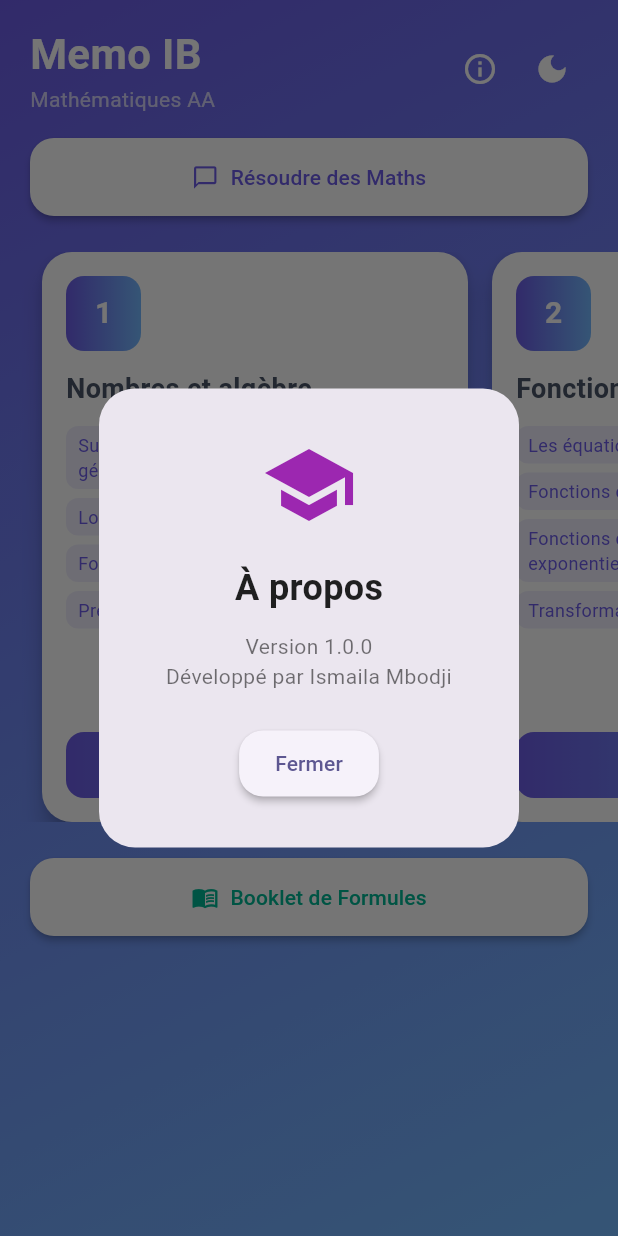
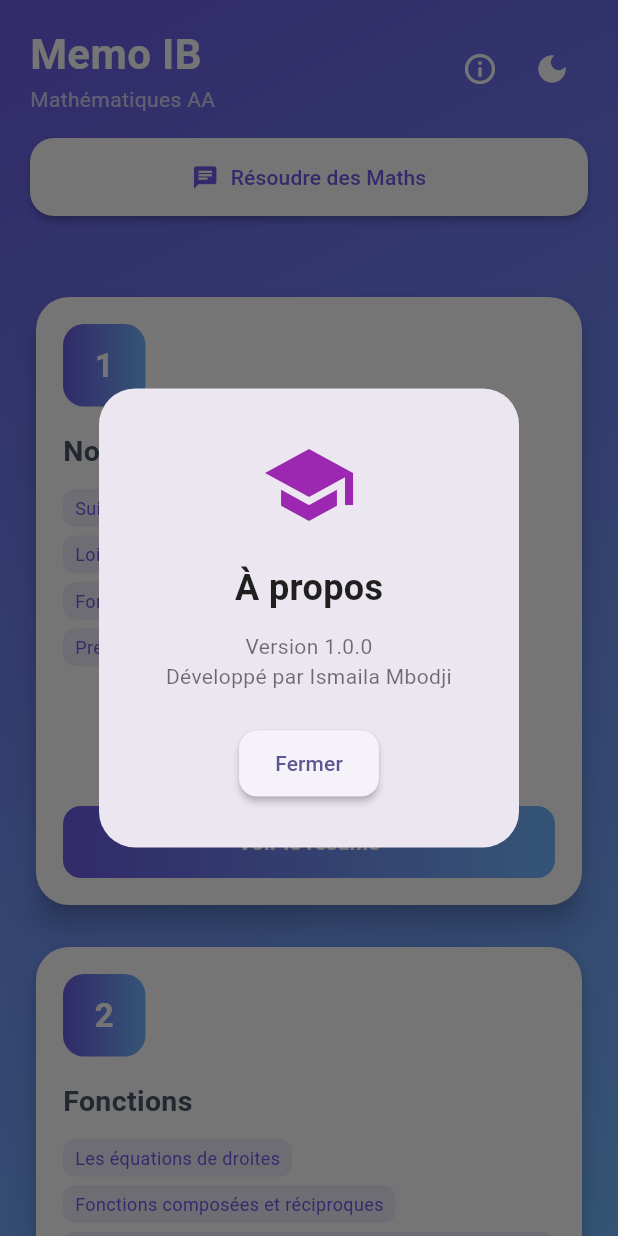
Before and after one commit to imbodj/memo-IB, a Flutter app: the screen it shows after launch, after a tap on the "info outline" icon, on a phone screen of 412 x 824 dp. Run offline on Flutter 3.47's test engine with Material 3 defaults, Android fonts, the light colour scheme and no system bars; our stand-ins replace math_expressions, shared_preferences; missing offline and left inert: flutter_math_fork.

Commit message:
bulles reduit

```diff
--- a/lib/screens/home_screen.dart
+++ b/lib/screens/home_screen.dart
@@ -2,6 +2,7 @@ import 'dart:ui';
 
 import 'package:flutter/material.dart';
 import 'package:provider/provider.dart';
+
 import '../providers/theme_provider.dart';
 import '../data/themes_data.dart';
 import 'chat_screen.dart';
@@ -17,34 +18,16 @@ class HomeScreen extends StatefulWidget {
 
 class _HomeScreenState extends State<HomeScreen> with TickerProviderStateMixin {
   late AnimationController _animationController;
-  late Animation<double> _fadeAnimation;
-  late Animation<Offset> _slideAnimation;
 
   final themes = mathThemes;
 
   @override
   void initState() {
     super.initState();
+
     _animationController = AnimationController(
-      duration: const Duration(milliseconds: 1500),
+      duration: const Duration(milliseconds: 1200),
       vsync: this,
-    );
-
-    _fadeAnimation = Tween<double>(begin: 0, end: 1).animate(
-      CurvedAnimation(
-        parent: _animationController,
-        curve: Curves.easeInOut,
-      ),
-    );
-
-    _slideAnimation = Tween<Offset>(
-      begin: const Offset(0, 0.3),
-      end: Offset.zero,
-    ).animate(
-      CurvedAnimation(
-        parent: _animationController,
-        curve: Curves.easeOutBack,
-      ),
     );
 
     _animationController.forward();
@@ -90,10 +73,6 @@ class _HomeScreenState extends State<HomeScreen> with TickerProviderStateMixin {
                 const SizedBox(height: 24),
                 ElevatedButton(
                   onPressed: () => Navigator.pop(context),
-                  style: ElevatedButton.styleFrom(
-                    shape: RoundedRectangleBorder(
-                        borderRadius: BorderRadius.circular(16)),
-                  ),
                   child: const Text('Fermer'),
                 ),
               ],
@@ -108,6 +87,23 @@ class _HomeScreenState extends State<HomeScreen> with TickerProviderStateMixin {
   Widget build(BuildContext context) {
     final themeProvider = Provider.of<ThemeProvider>(context);
     final isDark = Theme.of(context).brightness == Brightness.dark;
+
+    // ------------------------------
+    // RESPONSIVE GRID
+    // ------------------------------
+    final width = MediaQuery.of(context).size.width;
+
+    int crossAxisCount = 1;
+
+    if (width > 1400) {
+      crossAxisCount = 5;
+    } else if (width > 1100) {
+      crossAxisCount = 4;
+    } else if (width > 800) {
+      crossAxisCount = 3;
+    } else if (width > 600) {
+      crossAxisCount = 2;
+    }
 
     return Scaffold(
       body: Container(
@@ -127,16 +123,24 @@ class _HomeScreenState extends State<HomeScreen> with TickerProviderStateMixin {
           ),
         ),
         child: SafeArea(
+          child: SingleChildScrollView(
+            child: Center(
+              child: ConstrainedBox(
+                constraints: const BoxConstraints(
+                  maxWidth: 1400, // largeur max site web
+                ),
                 child: Column(
                   children: [
-              // Header
+                    //----------------------------------
+                    // HEADER
+                    //----------------------------------
                     Padding(
-                padding:
-                    const EdgeInsets.symmetric(horizontal: 20.0, vertical: 16),
+                      padding: const EdgeInsets.symmetric(
+                          horizontal: 20, vertical: 16),
                       child: Row(
                         mainAxisAlignment: MainAxisAlignment.spaceBetween,
                         children: [
-                    Column(
+                          const Column(
                             crossAxisAlignment: CrossAxisAlignment.start,
                             children: [
                               Text(
@@ -159,7 +163,8 @@ class _HomeScreenState extends State<HomeScreen> with TickerProviderStateMixin {
                           Row(
                             children: [
                               IconButton(
-                          onPressed: () => _showAboutDialog(context, isDark),
+                                onPressed: () =>
+                                    _showAboutDialog(context, isDark),
                                 icon: const Icon(Icons.info_outline,
                                     color: Colors.white),
                               ),
@@ -176,69 +181,80 @@ class _HomeScreenState extends State<HomeScreen> with TickerProviderStateMixin {
                       ),
                     ),
 
-              // Bouton Chat
+                    //----------------------------------
+                    // BOUTON CHAT
+                    //----------------------------------
                     Padding(
-                padding: const EdgeInsets.symmetric(horizontal: 20.0),
+                      padding: const EdgeInsets.symmetric(horizontal: 20),
                       child: SizedBox(
                         width: double.infinity,
                         child: ElevatedButton.icon(
                           onPressed: () => Navigator.push(
                             context,
                             MaterialPageRoute(
-                        builder: (context) => const ChatScreen(),
+                              builder: (_) => const ChatScreen(),
                             ),
                           ),
-                    icon: const Icon(Icons.chat_bubble_outline),
+                          icon: const Icon(Icons.chat),
                           label: const Text('Résoudre des Maths'),
                           style: ElevatedButton.styleFrom(
                             backgroundColor: Colors.white,
                             foregroundColor: const Color(0xFF6C5CE7),
                             padding: const EdgeInsets.symmetric(vertical: 16),
                             shape: RoundedRectangleBorder(
-                          borderRadius: BorderRadius.circular(16)),
+                              borderRadius: BorderRadius.circular(16),
+                            ),
                           ),
                         ),
                       ),
                     ),
 
-              const SizedBox(height: 24),
+                    const SizedBox(height: 30),
 
-              // 🔥 Scroll horizontal fonctionnel sur PC et mobile
-              SizedBox(
-                height: 380,
-                child: ScrollConfiguration(
-                  behavior: MyCustomScrollBehavior(), // 👈 ici
-                  child: ListView.builder(
-                    scrollDirection: Axis.horizontal,
-                    padding: const EdgeInsets.symmetric(horizontal: 20),
+                    //----------------------------------
+                    // GRID THEMES (RESPONSIVE)
+                    //----------------------------------
+                    Padding(
+                      padding: const EdgeInsets.all(20),
+                      child: GridView.builder(
+                        shrinkWrap: true,
+                        physics: const NeverScrollableScrollPhysics(),
                         itemCount: themes.length,
+                        gridDelegate: SliverGridDelegateWithFixedCrossAxisCount(
+                          crossAxisCount: crossAxisCount,
+                          crossAxisSpacing: 20,
+                          mainAxisSpacing: 20,
+                          childAspectRatio: 0.9,
+                        ),
                         itemBuilder: (context, index) {
                           final theme = themes[index];
-                      return SizedBox(
-                        width: 300,
-                        child: GestureDetector(
+
+                          return GestureDetector(
                             onTap: () => Navigator.push(
                               context,
                               MaterialPageRoute(
-                              builder: (context) =>
+                                builder: (_) =>
                                     ThemeDetailScreen(themeData: theme),
                               ),
                             ),
                             child: Card(
+                              elevation: 8,
                               shape: RoundedRectangleBorder(
-                                borderRadius: BorderRadius.circular(20)),
-                            elevation: 6,
-                            margin: const EdgeInsets.symmetric(horizontal: 8),
+                                borderRadius: BorderRadius.circular(22),
+                              ),
                               child: Padding(
-                              padding: const EdgeInsets.all(16.0),
+                                padding: const EdgeInsets.all(18),
                                 child: Column(
                                   crossAxisAlignment: CrossAxisAlignment.start,
                                   children: [
+                                    //----------------------------------
+                                    // NUMBER ICON
+                                    //----------------------------------
                                     Container(
-                                    width: 50,
-                                    height: 50,
+                                      width: 55,
+                                      height: 55,
                                       decoration: BoxDecoration(
-                                      borderRadius: BorderRadius.circular(12),
+                                        borderRadius: BorderRadius.circular(14),
                                         gradient: const LinearGradient(
                                           colors: [
                                             Color(0xFF6C5CE7),
@@ -251,21 +267,31 @@ class _HomeScreenState extends State<HomeScreen> with TickerProviderStateMixin {
                                           '${index + 1}',
                                           style: const TextStyle(
                                             color: Colors.white,
-                                          fontSize: 20,
+                                            fontSize: 22,
                                             fontWeight: FontWeight.bold,
                                           ),
                                         ),
                                       ),
                                     ),
-                                  const SizedBox(height: 12),
+
+                                    const SizedBox(height: 16),
+
+                                    //----------------------------------
+                                    // TITLE
+                                    //----------------------------------
                                     Text(
                                       theme.title,
                                       style: const TextStyle(
-                                      fontSize: 18,
+                                        fontSize: 19,
                                         fontWeight: FontWeight.bold,
                                       ),
                                     ),
+
                                     const SizedBox(height: 12),
+
+                                    //----------------------------------
+                                    // TOPICS
+                                    //----------------------------------
                                     Expanded(
                                       child: Wrap(
                                         spacing: 6,
@@ -287,37 +313,43 @@ class _HomeScreenState extends State<HomeScreen> with TickerProviderStateMixin {
                                                   topic,
                                                   style: const TextStyle(
                                                     fontSize: 12,
-                                                    color: Color(0xFF6C5CE7)),
+                                                    color: Color(0xFF6C5CE7),
+                                                  ),
                                                 ),
                                               ),
                                             )
                                             .toList(),
                                       ),
                                     ),
-                                  const SizedBox(height: 8),
+
+                                    const SizedBox(height: 12),
+
+                                    //----------------------------------
+                                    // BUTTON
+                                    //----------------------------------
                                     Container(
                                       width: double.infinity,
                                       padding: const EdgeInsets.symmetric(
-                                        vertical: 12),
+                                          vertical: 14),
                                       decoration: BoxDecoration(
+                                        borderRadius: BorderRadius.circular(12),
                                         gradient: const LinearGradient(
                                           colors: [
                                             Color(0xFF6C5CE7),
                                             Color(0xFF74B9FF),
                                           ],
                                         ),
-                                      borderRadius: BorderRadius.circular(12),
                                       ),
                                       child: const Text(
-                                      'Voir le Résumé',
+                                        "Voir le résumé",
                                         textAlign: TextAlign.center,
                                         style: TextStyle(
                                           color: Colors.white,
-                                          fontWeight: FontWeight.w600),
+                                          fontWeight: FontWeight.w600,
+                                        ),
                                       ),
                                     ),
                                   ],
-                              ),
                                 ),
                               ),
                             ),
@@ -325,49 +357,43 @@ class _HomeScreenState extends State<HomeScreen> with TickerProviderStateMixin {
                         },
                       ),
                     ),
-              ),
 
-              const SizedBox(height: 24),
-
-              // Bouton Booklet
+                    //----------------------------------
+                    // BOOKLET BUTTON
+                    //----------------------------------
                     Padding(
-                padding: const EdgeInsets.symmetric(horizontal: 20.0),
+                      padding: const EdgeInsets.symmetric(horizontal: 20),
                       child: SizedBox(
                         width: double.infinity,
                         child: ElevatedButton.icon(
                           onPressed: () => Navigator.push(
                             context,
                             MaterialPageRoute(
-                          builder: (context) => const BookletScreen()),
+                              builder: (_) => const BookletScreen(),
+                            ),
                           ),
                           icon: const Icon(Icons.menu_book),
-                    label: const Text('Booklet de Formules'),
+                          label: const Text("Booklet de Formules"),
                           style: ElevatedButton.styleFrom(
                             backgroundColor: Colors.white,
                             foregroundColor: const Color(0xFF00B894),
                             padding: const EdgeInsets.symmetric(vertical: 16),
                             shape: RoundedRectangleBorder(
-                          borderRadius: BorderRadius.circular(16)),
+                              borderRadius: BorderRadius.circular(16),
+                            ),
                           ),
                         ),
                       ),
                     ),
 
-              const SizedBox(height: 20),
+                    const SizedBox(height: 40),
                   ],
+                ),
+              ),
+            ),
           ),
         ),
       ),
     );
   }
 }
-
-// 🌟 Scroll desktop & mobile
-class MyCustomScrollBehavior extends MaterialScrollBehavior {
-  @override
-  Set<PointerDeviceKind> get dragDevices => {
-        PointerDeviceKind.touch,
-        PointerDeviceKind.mouse,
-        PointerDeviceKind.trackpad,
-      };
-}
```
Lines whose indentation alone changed are shown as unchanged.
